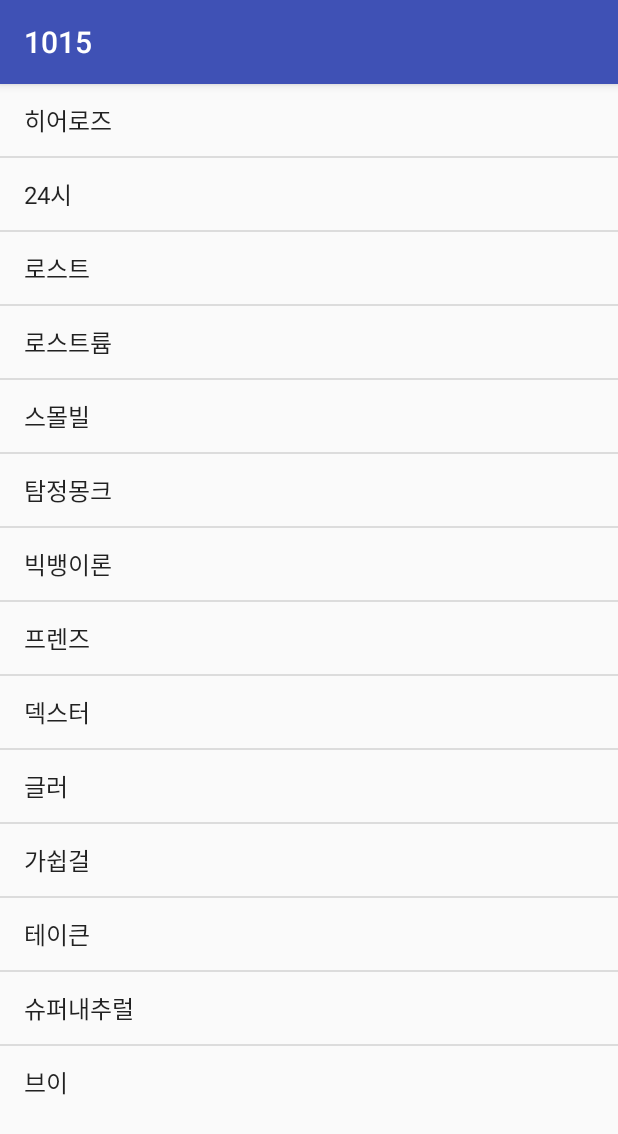
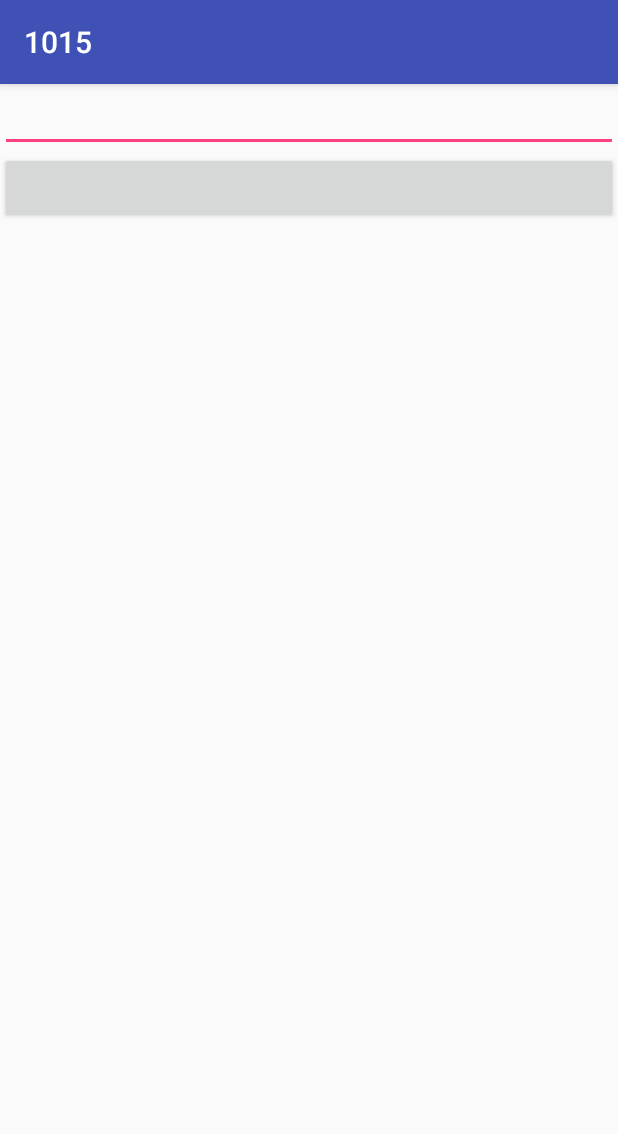
Before and after one commit to allhpy35/Exam_android, an Android app: the screen it shows after launch (MainActivity), on a phone screen of 412 x 824 dp. Shown: the top 1134 px of the screen. Run offline under Robolectric (Android 15) with nearby library versions, the phone set to English and light mode, and no system bars.

```diff
--- a/app/src/main/java/com/example/user/a1015/MainActivity.java
+++ b/app/src/main/java/com/example/user/a1015/MainActivity.java
@@ -5,8 +5,12 @@ import android.os.Bundle;
 import android.view.View;
 import android.widget.AdapterView;
 import android.widget.ArrayAdapter;
+import android.widget.Button;
+import android.widget.EditText;
 import android.widget.ListView;
 import android.widget.Toast;
+
+import java.util.ArrayList;
 
 public class MainActivity extends AppCompatActivity {
 
@@ -15,17 +19,30 @@ public class MainActivity extends AppCompatActivity {
         super.onCreate(savedInstanceState);
         setContentView(R.layout.activity_main);
 
-        final String[] mid = {"히어로즈","24시", "로스트","로스트륨","스몰빌","탐정몽크","빅뱅이론","프렌즈","덱스터","글러","가쉽걸","테이큰","슈퍼내추럴","브이"};
+        final ArrayList<String> midList = new ArrayList<String>();
+        ListView list1 = (ListView)findViewById(R.id.lt);
 
-        ListView list1 = (ListView)findViewById(R.id.lt);
-        ArrayAdapter<String> adapter = new ArrayAdapter<String>(this, android.R.layout.simple_list_item_1,mid);
+        final ArrayAdapter<String> adapter = new ArrayAdapter<String>(this, android.R.layout.simple_list_item_1,midList);
         list1.setAdapter(adapter);
+        final EditText edt = (EditText)findViewById(R.id.edtItem);
 
-        list1.setOnItemClickListener(new AdapterView.OnItemClickListener() {
+        Button BtnAdd =(Button)findViewById(R.id.btnAdd);
+        BtnAdd.setOnClickListener(new View.OnClickListener() {
             @Override
-            public void onItemClick(AdapterView<?> arg0, View arg1, int arg2, long arg3) {
-                Toast.makeText(getApplicationContext(),mid[arg2],Toast.LENGTH_SHORT).show();
+            public void onClick(View v) {
+                midList.add(edt.getText().toString());
+                adapter.notifyDataSetChanged();
             }
         });
+
+        list1.setOnItemLongClickListener(new AdapterView.OnItemLongClickListener() {
+            @Override
+            public boolean onItemLongClick(AdapterView<?> parent, View view, int position, long id) {
+                midList.remove(position);
+                adapter.notifyDataSetChanged();
+                return false;
+            }
+        });
+
     }
 }
--- a/app/src/main/res/layout/activity_main.xml
+++ b/app/src/main/res/layout/activity_main.xml
@@ -6,7 +6,14 @@
     android:layout_height="match_parent"
     android:orientation="vertical"
     tools:context="com.example.user.a1015.MainActivity">
-
+ <EditText
+     android:layout_width="match_parent"
+     android:layout_height="wrap_content"
+     android:id="@+id/edtItem"/>
+<Button
+    android:layout_width="match_parent"
+    android:layout_height="wrap_content"
+    android:id="@+id/btnAdd"/>
 
  <ListView
      android:id="@+id/lt"
```
